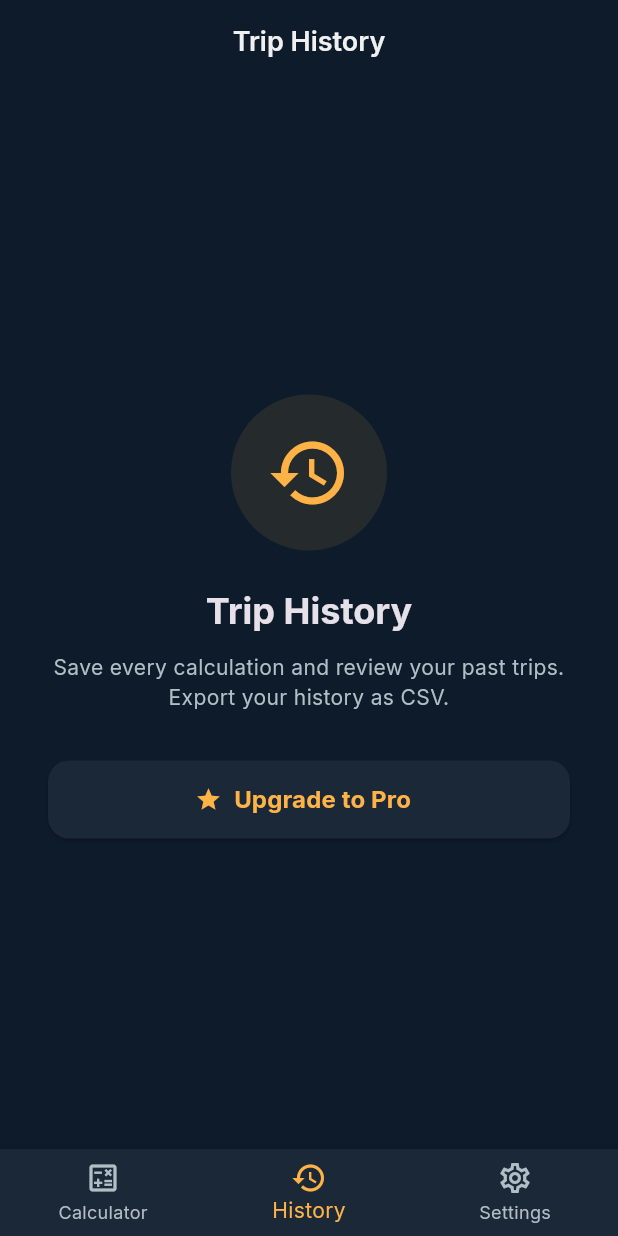
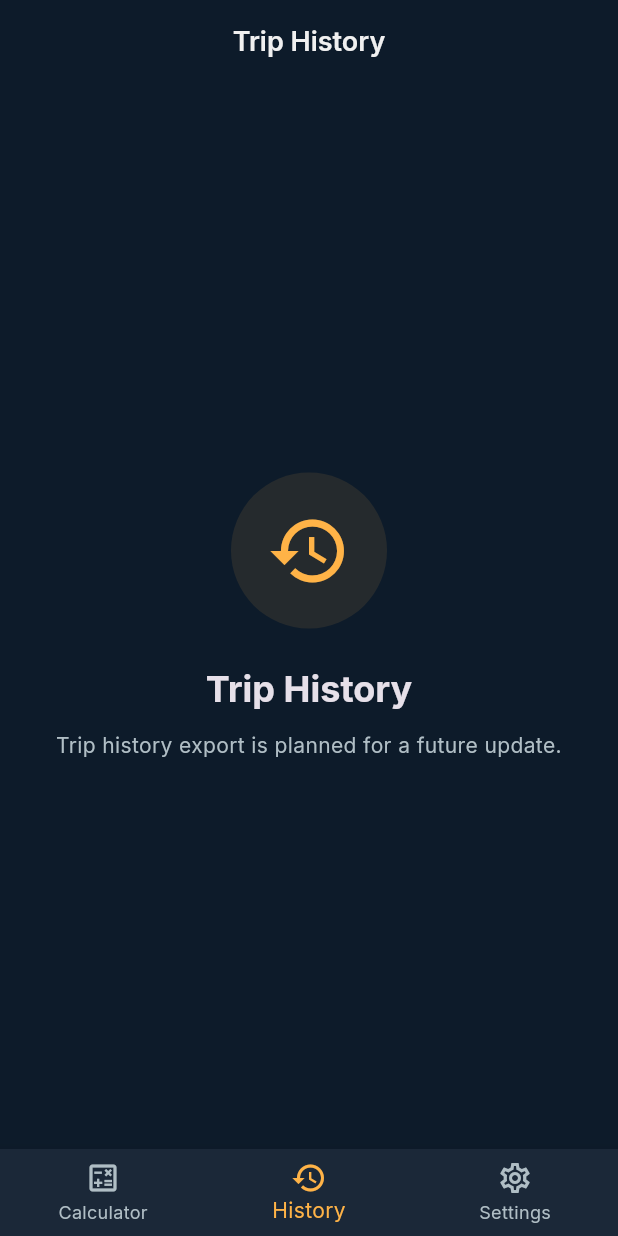
Before and after one commit to mikepitts25/TravelTipCalc, a Flutter app: the screen it shows after launch, item 2 of the bottom bar chosen, on a phone screen of 412 x 824 dp. Run offline on Flutter 3.47's test engine with Material 3 defaults, Android fonts, the phone set to English and light mode, and no system bars; our stand-ins replace flutter_animate, flutter_riverpod, geocoding, geolocator, google_fonts, google_mobile_ads and 3 more; accounts and stored records are empty.

Commit message:
Checkpoint monetization setup

```diff
--- a/lib/app.dart
+++ b/lib/app.dart
@@ -10,6 +10,7 @@ import 'screens/country_picker/country_picker_screen.dart';
 import 'screens/history/history_screen.dart';
 import 'screens/pro/pro_upgrade_screen.dart';
 import 'screens/settings/settings_screen.dart';
+import 'widgets/ad_banner_slot.dart';
 
 class TravelTipCalcApp extends ConsumerWidget {
   const TravelTipCalcApp({super.key});
@@ -91,7 +92,10 @@ class _MainShellState extends State<MainShell> {
   @override
   Widget build(BuildContext context) {
     return Scaffold(
-      body: IndexedStack(
+      body: Column(
+        children: [
+          Expanded(
+            child: IndexedStack(
               index: _currentIndex,
               children: [
                 CalculatorScreen(
@@ -100,6 +104,10 @@ class _MainShellState extends State<MainShell> {
                 ),
                 HistoryScreen(onUpgradeTap: _openProUpgrade),
                 SettingsScreen(onUpgradeTap: _openProUpgrade),
+              ],
+            ),
+          ),
+          AdBannerSlot(enabled: _currentIndex == 0),
         ],
       ),
       bottomNavigationBar: BottomNavigationBar(
--- a/lib/main.dart
+++ b/lib/main.dart
@@ -3,6 +3,7 @@ import 'package:flutter/services.dart';
 import 'package:flutter_riverpod/flutter_riverpod.dart';
 
 import 'app.dart';
+import 'services/ad_service.dart';
 
 void main() async {
   WidgetsFlutterBinding.ensureInitialized();
@@ -13,8 +14,7 @@ void main() async {
     DeviceOrientation.portraitDown,
   ]);
 
-  // Note: AdMob initialization is deferred until google_mobile_ads is
-  // re-enabled in pubspec.yaml and App IDs are configured natively.
+  await AdService.initialize();
 
   runApp(
     const ProviderScope(
--- a/lib/providers/ad_provider.dart
+++ b/lib/providers/ad_provider.dart
@@ -4,9 +4,7 @@ import '../config/ad_config.dart';
 import 'preferences_provider.dart';
 
 /// Whether to show ads (false if user is Pro).
-/// Ads are disabled until AdMob App ID is configured in native projects.
 final showAdsProvider = Provider<bool>((ref) {
   final isPro = ref.watch(proStatusProvider);
-  final adsConfigured = AdConfig.bannerAdUnitId.isNotEmpty;
-  return adsConfigured && !isPro;
+  return AdConfig.canShowBannerAds && !isPro;
 });
--- a/lib/screens/calculator/calculator_screen.dart
+++ b/lib/screens/calculator/calculator_screen.dart
@@ -138,7 +138,7 @@ class CalculatorScreenState extends ConsumerState<CalculatorScreen> {
     if (!isPro) {
       ScaffoldMessenger.of(context).showSnackBar(
         const SnackBar(
-          content: Text('Trip history is a Pro feature — upgrade in Settings'),
+          content: Text('Trip history is planned for a future update'),
           duration: Duration(seconds: 3),
         ),
       );
@@ -216,7 +216,7 @@ class CalculatorScreenState extends ConsumerState<CalculatorScreen> {
                         ? theme.colorScheme.primary
                         : theme.colorScheme.onSurface.withValues(alpha: 0.4),
                   ),
-                  tooltip: isPro ? 'Save trip' : 'Pro: Save trip',
+                  tooltip: isPro ? 'Save trip' : 'Trip history coming soon',
                   onPressed: () => _saveToHistory(context),
                 ),
               ],
--- a/lib/screens/history/history_screen.dart
+++ b/lib/screens/history/history_screen.dart
@@ -4,6 +4,7 @@ import 'package:flutter_riverpod/flutter_riverpod.dart';
 import '../../data/models/transaction.dart';
 import '../../providers/history_provider.dart';
 import '../../providers/preferences_provider.dart';
+import '../../providers/purchase_provider.dart';
 import '../../utils/currency_formatter.dart';
 
 class HistoryScreen extends ConsumerStatefulWidget {
@@ -28,6 +29,7 @@ class _HistoryScreenState extends ConsumerState<HistoryScreen> {
   Widget build(BuildContext context) {
     final theme = Theme.of(context);
     final isPro = ref.watch(proStatusProvider);
+    final purchaseState = ref.watch(purchaseProvider);
     final historyState = ref.watch(historyProvider);
 
     return Scaffold(
@@ -58,8 +60,11 @@ class _HistoryScreenState extends ConsumerState<HistoryScreen> {
             ),
         ],
       ),
-      body: isPro ? _ProHistoryBody(historyState: historyState) : _PaywallBody(
+      body: isPro
+          ? _ProHistoryBody(historyState: historyState)
+          : _PaywallBody(
               onUpgradeTap: widget.onUpgradeTap,
+              purchaseAvailable: purchaseState.isAvailable,
               theme: theme,
             ),
     );
@@ -95,9 +100,14 @@ class _HistoryScreenState extends ConsumerState<HistoryScreen> {
 
 class _PaywallBody extends StatelessWidget {
   final VoidCallback onUpgradeTap;
+  final bool purchaseAvailable;
   final ThemeData theme;
 
-  const _PaywallBody({required this.onUpgradeTap, required this.theme});
+  const _PaywallBody({
+    required this.onUpgradeTap,
+    required this.purchaseAvailable,
+    required this.theme,
+  });
 
   @override
   Widget build(BuildContext context) {
@@ -128,10 +138,13 @@ class _PaywallBody extends StatelessWidget {
             ),
             const SizedBox(height: 12),
             Text(
-              'Save every calculation and review your past trips. Export your history as CSV.',
+              purchaseAvailable
+                  ? 'Save every calculation and review your past trips. Export your history as CSV.'
+                  : 'Trip history export is planned for a future update.',
               style: theme.textTheme.bodyMedium,
               textAlign: TextAlign.center,
             ),
+            if (purchaseAvailable) ...[
               const SizedBox(height: 32),
               SizedBox(
                 width: double.infinity,
@@ -150,6 +163,7 @@ class _PaywallBody extends StatelessWidget {
                   ),
                 ),
               ),
+            ],
           ],
         ),
       ),
--- a/pubspec.yaml
+++ b/pubspec.yaml
@@ -14,7 +14,7 @@ dependencies:
   path: ^1.9.0
   geolocator: ^12.0.0
   geocoding: ^3.0.0
-  # google_mobile_ads: ^5.1.0   # Uncomment after adding AdMob App ID to native projects
+  google_mobile_ads: ^8.0.0
   # in_app_purchase: ^3.2.0     # Uncomment after configuring StoreKit in Xcode
   intl: ^0.19.0
   shared_preferences: ^2.2.3
```
Also changed, not shown: lib/config/ad_config.dart (+45 -5 lines), lib/screens/pro/pro_upgrade_screen.dart (+8 -1 lines), lib/screens/settings/settings_screen.dart (+5 -2 lines), lib/services/ad_service.dart (+3 -5 lines), lib/widgets/ad_banner_slot.dart (added, +151 -0 lines), pubspec.lock, 6 other files. Lines whose indentation alone changed are shown as unchanged.
